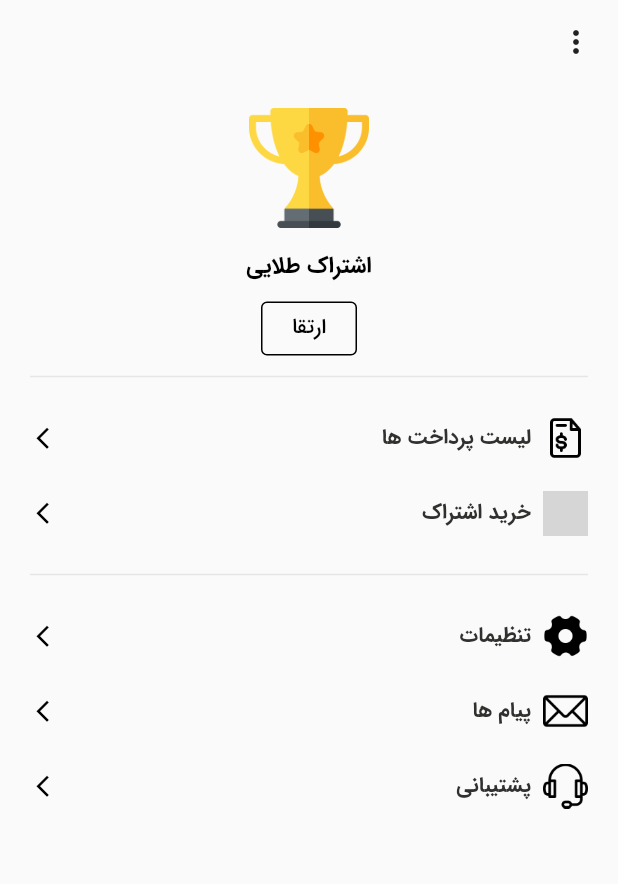
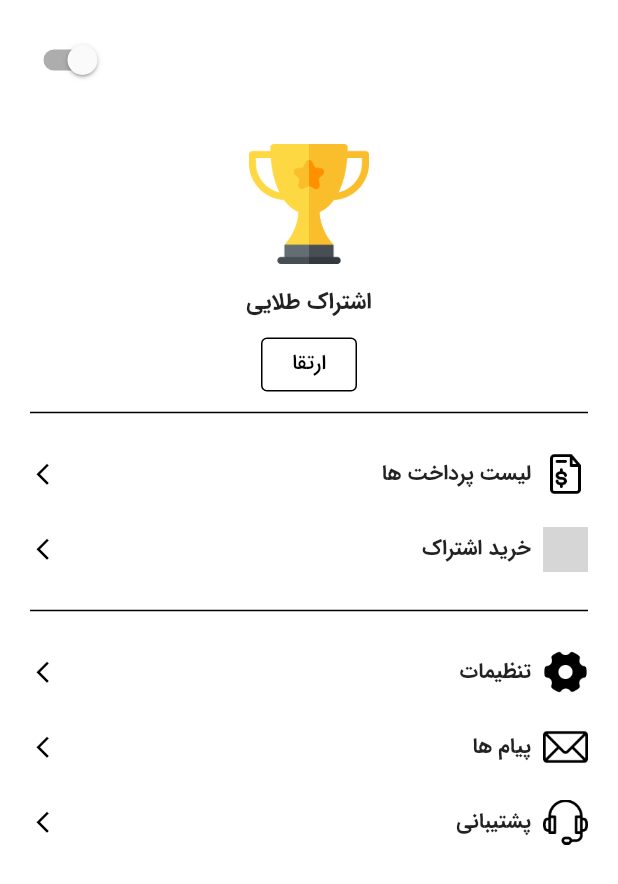
Before and after one commit to pedrammgd/factor-flutter, a Flutter app: the screen it shows after launch, item 2 of the bottom bar chosen, after a tap on "ارتقا", on a phone screen of 412 x 824 dp. Shown: the top 884 px of the screen. Run offline on Flutter 3.47's test engine with Material 2 defaults, Android fonts, the phone set to English and light mode, and no system bars; our stand-ins replace get, shared_preferences, shimmer; grey boxes are pictures that could not be loaded.

Commit message:
add dark button but dont work ok

```diff
--- /dev/null
+++ b/lib/controllers/more/more_controller.dart
@@ -0,0 +1,47 @@
+import 'package:factor_flutter_mobile/core/theme/factor_theme.dart';
+import 'package:get/get.dart';
+import 'package:shared_preferences/shared_preferences.dart';
+
+class MoreController extends GetxController{
+
+
+  @override
+  void onInit() {
+    super.onInit();
+    initSharedPreferences();
+  }
+
+
+
+  RxBool isDark = false.obs;
+
+  void changeTheme(){
+    if(isDark.value){
+      Get.changeTheme(FactorTheme.darkTheme);
+    }else{
+      Get.changeTheme(FactorTheme.lightTheme);
+    }
+
+  }
+
+  late SharedPreferences sharedPreferences;
+
+  initSharedPreferences() async {
+    sharedPreferences = await SharedPreferences.getInstance();
+    getTheme();
+  }
+
+
+
+  void saveTheme() {
+    sharedPreferences.setBool('saveTheme', isDark.value);
+  }
+
+  void getTheme() {
+    isDark.value = sharedPreferences.getBool('saveTheme') ?? false;
+    Get.changeTheme(isDark.value ? FactorTheme.darkTheme :FactorTheme.lightTheme);
+  }
+
+
+
+}
--- a/lib/core/authentication/splash/spalsh_page.dart
+++ b/lib/core/authentication/splash/spalsh_page.dart
@@ -1,3 +1,4 @@
+import 'package:factor_flutter_mobile/controllers/more/more_controller.dart';
 import 'package:factor_flutter_mobile/core/constans/constans.dart';
 import 'package:factor_flutter_mobile/core/router/factor_pages.dart';
 import 'package:flutter/material.dart';
@@ -12,10 +13,10 @@ class SplashPage extends StatefulWidget {
 }
 
 class _SplashPageState extends State<SplashPage> {
+  final MoreController moreController = Get.put(MoreController());
   @override
   void initState() {
     super.initState();
-
     Future.delayed(const Duration(seconds: 5), () {
       Get.offAndToNamed(FactorPage.initial);
     });
@@ -23,8 +24,8 @@ class _SplashPageState extends State<SplashPage> {
 
   @override
   Widget build(BuildContext context) {
+
     return Scaffold(
-      backgroundColor: Colors.white,
       body: Center(
         child: Column(
           children: [
--- a/lib/core/main.dart
+++ b/lib/core/main.dart
@@ -1,6 +1,8 @@
 import 'package:factor_flutter_mobile/core/my_app.dart';
 import 'package:flutter/material.dart';
 
-void main() {
+void main()async {
+  // WidgetsFlutterBinding.ensureInitialized();
+  // SharedPreferences prefs = await SharedPreferences.getInstance();
   runApp(const MyApp());
 }
--- a/lib/core/my_app.dart
+++ b/lib/core/my_app.dart
@@ -1,23 +1,26 @@
 import 'package:factor_flutter_mobile/core/router/factor_pages.dart';
+import 'package:factor_flutter_mobile/core/theme/factor_theme.dart';
 import 'package:flutter/material.dart';
 import 'package:get/get.dart';
 
 class MyApp extends StatelessWidget {
+
   const MyApp({Key? key}) : super(key: key);
 
   @override
   Widget build(BuildContext context) {
+
     return GetMaterialApp(
-      theme: ThemeData(
-        primarySwatch: Colors.blue,
-        fontFamily:'IRANSans'
-      ),
+        themeMode:ThemeMode.system,
+        theme: FactorTheme.lightTheme,
+        darkTheme: FactorTheme.darkTheme,
         debugShowCheckedModeBanner: false,
         title: 'Factor',
         locale: const Locale('fa', 'IR'),
         getPages: FactorPage.routes,
         initialRoute: FactorRoutes.splash,
         // home: const SplashPage(),
+
     );
   }
 }
--- /dev/null
+++ b/lib/core/theme/factor_theme.dart
@@ -0,0 +1,19 @@
+import 'package:flutter/material.dart';
+
+class FactorTheme {
+  static final darkTheme = ThemeData(
+    fontFamily: 'IRANSans',
+    scaffoldBackgroundColor: Colors.grey.shade900,
+    primaryColor: Colors.black,
+    colorScheme: const ColorScheme.dark(secondary: Colors.white),
+
+
+  );
+  static final lightTheme = ThemeData(
+    fontFamily: 'IRANSans',
+    scaffoldBackgroundColor: Colors.white,
+      primaryColor: Colors.white,
+
+      colorScheme: const ColorScheme.light(secondary: Colors.black),
+  );
+}
--- /dev/null
+++ b/lib/core/theme/theme_service.dart
@@ -0,0 +1,7 @@
+class ThemeService{
+
+
+
+
+
+}
--- a/lib/views/home_factor/home_factor_page.dart
+++ b/lib/views/home_factor/home_factor_page.dart
@@ -38,7 +38,6 @@ class HomeFactorPage extends GetView<HomeFactorController> {
         ),
       ),
 
-      backgroundColor: Colors.white,
       body: SafeArea(
         bottom: false,
         child: SingleChildScrollView(
@@ -47,8 +46,8 @@ class HomeFactorPage extends GetView<HomeFactorController> {
               Row(
                 mainAxisAlignment: MainAxisAlignment.center,
                 children: [
-                  _topCard('فاکتور رسمی', addFactorOfficialIcon),
-                  _topCard('فاکتور غیر رسمی', addFactorUnofficialIcon),
+                  _topCard(context,'فاکتور رسمی', addFactorOfficialIcon),
+                  _topCard(context,'فاکتور غیر رسمی', addFactorUnofficialIcon),
                 ],
               ),
               const FactorList(),
@@ -67,7 +66,7 @@ class HomeFactorPage extends GetView<HomeFactorController> {
 
 
 
-  Widget _topCard(String title, String icon) {
+  Widget _topCard(BuildContext context, String title, String icon) {
     return Padding(
       padding: const EdgeInsetsDirectional.only(top: 10, end: 15, start: 15),
       child: InkWell(
@@ -77,7 +76,7 @@ class HomeFactorPage extends GetView<HomeFactorController> {
           width: 130,
           height: 130,
           decoration: BoxDecoration(
-            color: Colors.white,
+            color: Theme.of(context).primaryColor,
             borderRadius: BorderRadius.circular(25),
             boxShadow: const [
               BoxShadow(
@@ -94,12 +93,13 @@ class HomeFactorPage extends GetView<HomeFactorController> {
                 width: 50,
                 height: 50,
                 fit: BoxFit.contain,
+                color: Theme.of(context).colorScheme.secondary,
               ),
               Padding(
                 padding: const EdgeInsetsDirectional.only(top: 15),
                 child: Text(
                   title,
-                  style: const TextStyle(fontSize: 18),
+                  style:  TextStyle(fontSize: 18),
                 ),
               ),
             ],
--- a/lib/views/more/more_page.dart
+++ b/lib/views/more/more_page.dart
@@ -1,34 +1,58 @@
+import 'package:factor_flutter_mobile/controllers/more/more_controller.dart';
 import 'package:factor_flutter_mobile/core/constans/constans.dart';
 import 'package:factor_flutter_mobile/views/shared/widgets/custom_factor_divider.dart';
 import 'package:factor_flutter_mobile/views/shared/widgets/more_item_widget.dart';
 import 'package:flutter/cupertino.dart';
 import 'package:flutter/material.dart';
+import 'package:get/get.dart';
 
-class MorePage extends StatelessWidget {
+class MorePage extends GetView<MoreController> {
   const MorePage({Key? key}) : super(key: key);
 
   @override
   Widget build(BuildContext context) {
+    Get.lazyPut(() => MoreController());
     return Scaffold(
       body: SafeArea(
         child: SingleChildScrollView(
           child: Column(
             children: [
-              _userInfo(),
+              _userInfo(context),
               CustomFactorDivider(
-                color: dividerColor,
+                color: Theme
+                    .of(context)
+                    .colorScheme
+                    .secondary,
               ),
               Constants.smallVerticalSpacer,
-              const MoreItemWidget(title: 'لیست پرداخت ها',icon:purchaseRecordsIcon ,),
-              const MoreItemWidget(title: 'خرید اشتراک',icon: cartIcon,),
+              const MoreItemWidget(
+                title: 'لیست پرداخت ها',
+                icon: purchaseRecordsIcon,
+              ),
+              const MoreItemWidget(
+                title: 'خرید اشتراک',
+                icon: cartIcon,
+              ),
               Constants.smallVerticalSpacer,
               CustomFactorDivider(
-                color: dividerColor,
+                color: Theme
+                    .of(context)
+                    .colorScheme
+                    .secondary,
               ),
               Constants.smallVerticalSpacer,
-              const MoreItemWidget(title: 'تنظیمات',icon: settingIcon,),
-              const MoreItemWidget(title: 'پیام ها',icon: messageIcon,),
-              const MoreItemWidget(title: 'پشتیبانی',icon: supportIcon,),
+              const MoreItemWidget(
+                title: 'تنظیمات',
+                icon: settingIcon,
+              ),
+              const MoreItemWidget(
+                title: 'پیام ها',
+                icon: messageIcon,
+              ),
+              const MoreItemWidget(
+                title: 'پشتیبانی',
+                icon: supportIcon,
+              ),
             ],
           ),
         ),
@@ -36,16 +60,25 @@ class MorePage extends StatelessWidget {
     );
   }
 
-  Widget _userInfo() {
+  Widget _userInfo(BuildContext context) {
     return Column(
       children: [
         Constants.mediumVerticalSpacer,
-        Row(
-          children: [
-            Constants.mediumHorizontalSpacer,
-            const Icon(Icons.more_vert)
-          ],
-        ),
+        Obx(() {
+          return Row(
+            mainAxisAlignment: MainAxisAlignment.end,
+            children: [
+              Switch(value: controller.isDark.value, onChanged: (value) {
+
+                controller.isDark.value = value;
+
+                controller.changeTheme();
+                controller.saveTheme();
+              },),
+              Constants.mediumHorizontalSpacer,
+            ],
+          );
+        }),
         Constants.xLargeVerticalSpacer,
         Image.asset(
           goldCupIcon,
@@ -54,12 +87,20 @@ class MorePage extends StatelessWidget {
           fit: BoxFit.contain,
         ),
         Constants.mediumVerticalSpacer,
-        const Text('اشتراک طلایی',style: TextStyle(color: Colors.black,fontWeight: FontWeight.bold,fontSize: 15),),
+        const Text('اشتراک طلایی',
+          style: TextStyle(fontWeight: FontWeight.bold, fontSize: 15),),
         Constants.smallVerticalSpacer,
-        OutlinedButton(onPressed: () {}, child: const Text('ارتقا',style: TextStyle(color: Colors.black),),
+        OutlinedButton(
+          onPressed: () {}, child: Text('ارتقا', style: TextStyle(color: Theme
+            .of(context)
+            .colorScheme
+            .secondary,),),
           style: OutlinedButton.styleFrom(
 
-            side: const BorderSide(width: 1.0, color: Colors.black),
+            side: BorderSide(width: 1.0, color: Theme
+                .of(context)
+                .colorScheme
+                .secondary,),
           ),
 
         )
--- a/lib/views/shared/widgets/factor_card_home_widget.dart
+++ b/lib/views/shared/widgets/factor_card_home_widget.dart
@@ -32,7 +32,7 @@ class FactorCardHomeWidget extends StatelessWidget {
       child: Ink(
         height: height,
         decoration: BoxDecoration(
-          color: Colors.white,
+          color: Theme.of(context).primaryColor,
           borderRadius: BorderRadius.circular(25),
           boxShadow: const [
             BoxShadow(
--- a/lib/views/shared/widgets/more_item_widget.dart
+++ b/lib/views/shared/widgets/more_item_widget.dart
@@ -37,19 +37,19 @@ class MoreItemWidget extends StatelessWidget {
               width: 30,
               height: 30,
               fit: BoxFit.contain,
-              color: Colors.black,
+              color: Theme.of(context).colorScheme.secondary,
             ),
             Constants.smallHorizontalSpacer,
             Text(
               title,
-              style: TextStyle(
-                  color: settingTextColor, fontWeight: FontWeight.bold),
+              style: const TextStyle(
+                 fontWeight: FontWeight.bold),
             ),
             const Spacer(),
-            const Icon(
+             Icon(
               Icons.arrow_forward_ios,
               size: 17,
-              color: Colors.black,
+              color: Theme.of(context).colorScheme.secondary,
             ),
           ],
         ),
```
Lines whose indentation alone changed are shown as unchanged.
